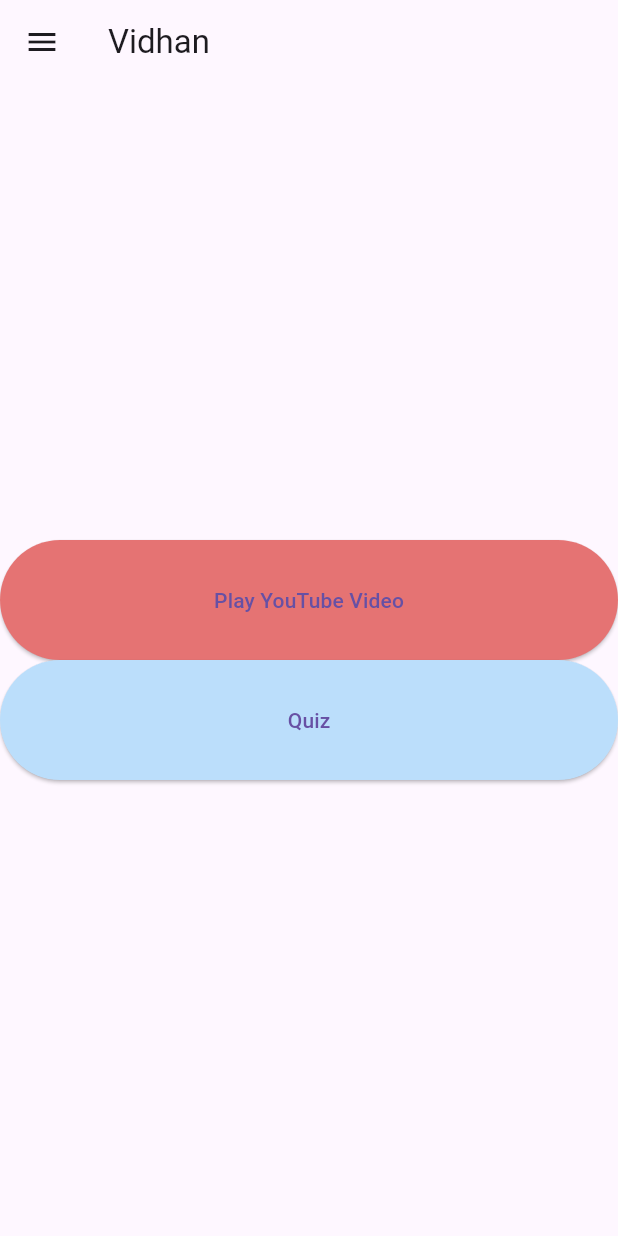
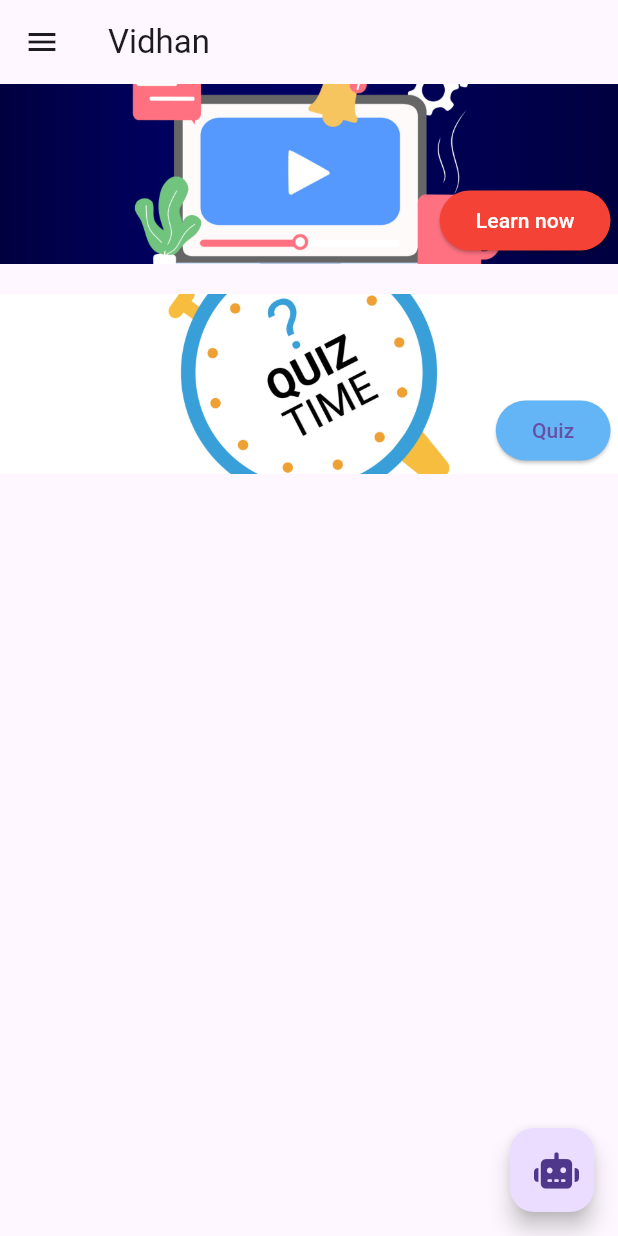
Before and after one commit to Sachinbgithub/vidhan, a Flutter app: the HomePage screen opened by its route, on a phone screen of 412 x 824 dp. Run offline on Flutter 3.47's test engine with Material 3 defaults, Android fonts, the phone set to English and light mode, and no system bars; our stand-ins replace firebase_auth, firebase_core, font_awesome_flutter, youtube_player_flutter; accounts and stored records are empty.

Commit message:
bottom navigation bar added homepage.dart updated chat.dart added youtube video player added

```diff
--- a/lib/content/video_player_page.dart
+++ b/lib/content/video_player_page.dart
@@ -33,6 +33,7 @@
     super.dispose();
   }
 
+
   @override
   Widget build(BuildContext context) {
     return Scaffold(
--- a/lib/pages/homepage.dart
+++ b/lib/pages/homepage.dart
@@ -1,11 +1,14 @@
+import 'package:flutter/cupertino.dart';
 import 'package:flutter/material.dart';
 import 'package:firebase_auth/firebase_auth.dart';
+import 'package:flutter/widgets.dart';
+import 'package:font_awesome_flutter/font_awesome_flutter.dart';
 import 'package:vidhan/main.dart';
 import 'package:vidhan/pages/profile_page.dart';
 import 'package:vidhan/pages/settings_page.dart';
 import 'package:vidhan/utility/bottom_nav.dart';
-
 import '../content/video_player_page.dart';
+import 'chat.dart';
 
 class HomePage extends StatefulWidget {
   const HomePage({super.key});
@@ -61,47 +64,136 @@
         ),
         appBar: AppBar(
           title: const Text("Vidhan"),
+
         ),
-
-        body:
+        floatingActionButton: FloatingActionButton(
+          onPressed: () {
+            _showChatBox(context);
+            // Open the chatbox here
+            // Navigator.pushNamed(context, '/chatbox');
+          },
+          child: const Icon(FontAwesomeIcons.robot,),
+        ),
+        body: ListView(
+          children: [
             Center(
               child: Column(
                 mainAxisAlignment: MainAxisAlignment.center,
                 children: [
-              Container( width: double.infinity, height: 80,
+                  Stack(
+                    children:[
+                      Container(
+                      width: double.infinity,
+                      height: 120,
+                      decoration: const BoxDecoration(
+                        image: DecorationImage(
+                          image: AssetImage('assets/youtube1.jpg'), // Replace with your image path
+                          fit:
+                          BoxFit.cover, // Adjust the fit as needed
+                        ),
+                      ),
+                      child: Container(
+                        height: 10,
+                        width: 10,
+                        padding: EdgeInsets.all(5),
+                        alignment: Alignment.bottomRight,
                         child: ElevatedButton(
                           style: ElevatedButton.styleFrom(
-                    backgroundColor: Colors.red.shade300,
+                            backgroundColor: Colors.red,
+                            shape: RoundedRectangleBorder(
+                              borderRadius: BorderRadius.circular(
+                                  20.0), // Set the radius here
+                            ),
                           ),
                           onPressed: () {
-                    // Navigate to the YouTube Video Player page with a specific video ID
                             Navigator.push(
                               context,
                               MaterialPageRoute(
-                        builder: (context) => YoutubeVideoPlayer(videoId: 'TBxo3IKYKow'), // Replace with your video ID
+                                builder: (context) => YoutubeVideoPlayer(
+                                    videoId:
+                                        'ogfo2cM-ZeU'), // Replace with your video ID
                               ),
                             );
+                            // ... your existing onPressed code...
                           },
-                  child: Text('Play YouTube Video'),
+                          child: Text('Learn now',style: TextStyle(color: Colors.white),),
                         ),
                       ),
+                    ),
+                    ],
+                  ),
+                  SizedBox(
+                    height: 20,
+                  ),
+                  Stack(
+                    children: [
                       Container(
                       width: double.infinity,
-                height: 80,
+                      height: 120,
+                      decoration: const BoxDecoration(
+                        image: DecorationImage(
+                          image: AssetImage('assets/quize.jpg'), // Replace with your image path
+                          fit: BoxFit.cover, // Adjust the fit as needed
+                        ),
+                      ),
                       // decoration: BoxDecoration(color: Colors.blueGrey, borderRadius: BorderRadius.circular(50)),
+                      child: Container(
+                        height: 10,
+                        width: 10,
+                        padding: EdgeInsets.all(5),
+                        alignment: Alignment.bottomRight,
                         child: ElevatedButton(
                           style: ElevatedButton.styleFrom(
-                  backgroundColor: Colors.blue.shade100,
+                          backgroundColor: Colors.blue.shade300,
+                            shape: RoundedRectangleBorder(
+                              borderRadius: BorderRadius.circular(
+                                  20.0), // Set the radius here
+                            ),
                           ),
                           onPressed: () {
-                      Navigator.pushNamed(context, '/quiz');
+                            Navigator.push(
+                                context,
+                                Navigator.pushNamed(context, '/quiz')
+                                    as Route<Object?>);
                           },
                           child: Text('Quiz'),
                         ),
                       ),
-
+                    ),
+                 ], ),
                 ],
               ),
-        ));
+            ),
+          ],
+        ),
+      // floatingActionButton: FloatingActionButton(
+      //   onPressed: () {
+      //     _showChatBox(context);
+      //   },
+      //   child: Icon(Icons.chat),
+      //   backgroundColor: Colors.blue,
+      // ),
+    );
+  }
+
+  void _showChatBox(BuildContext context) {
+    showDialog(
+      context: context,
+      builder: (BuildContext context) {
+        return AlertDialog(
+          title: Text("Ask a Question"),
+          content: ChatBox(),
+          actions: [
+            TextButton(
+              child: Text("Close"),
+              onPressed: () {
+                Navigator.of(context).pop();
+              },
+            ),
+          ],
+        );
+      },
+    );
+
   }
 }
--- a/pubspec.yaml
+++ b/pubspec.yaml
@@ -30,6 +30,8 @@
 dependencies:
   flutter:
     sdk: flutter
+  flutter_gemini:
+  font_awesome_flutter:
 
 
   # The following adds the Cupertino Icons font to your application.
@@ -45,6 +47,7 @@
   firebase_storage: ^12.2.0
   fluttertoast: ^8.2.8
   youtube_player_flutter: ^9.0.3
+
 
   # The "flutter_lints" package below contains a set of recommended lints to
   # encourage good coding practices. The lint set provided by the package is
```
Also changed, not shown: lib/pages/chat.dart (added, +47 -0 lines), assets/quize.jpg (added), assets/youtube1.jpg (added), pubspec.lock. Lines whose indentation alone changed are shown as unchanged.
